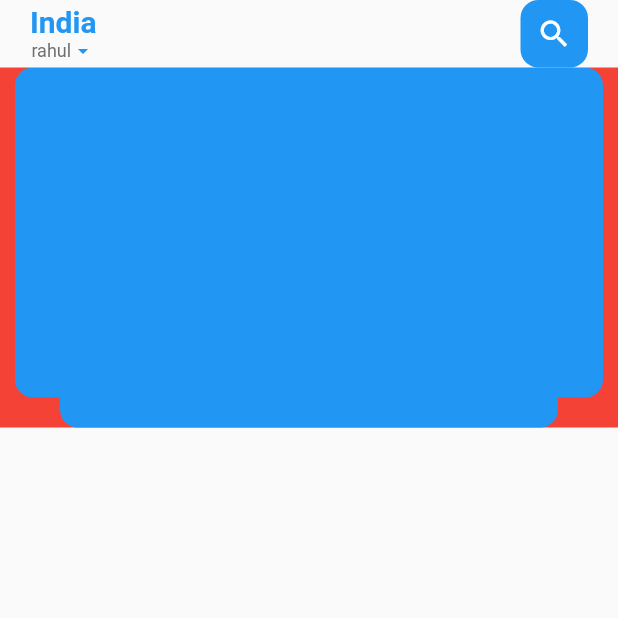
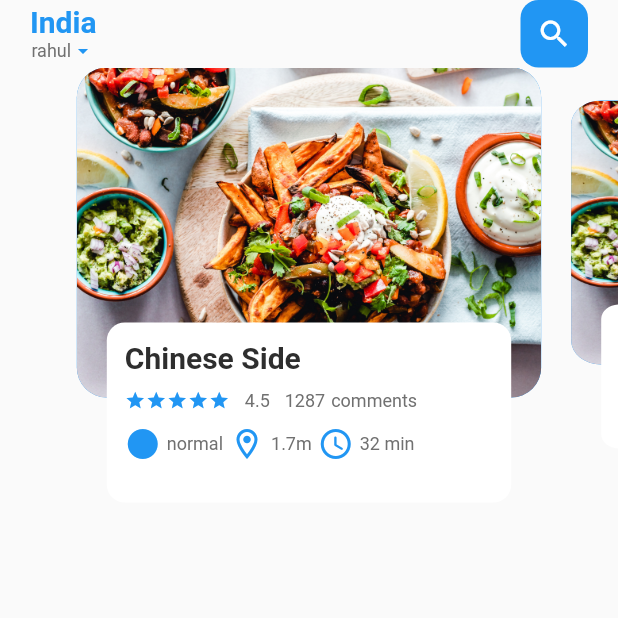
Before and after one commit to rahulasher110/e_commerce_app, a Flutter app: the screen it shows after launch, on a phone screen of 412 x 824 dp, the top half of it. Run offline on Flutter 3.47's test engine with Material 2 defaults, Android fonts, the phone set to English and light mode, and no system bars; our stand-ins replace carousel_slider, get.

Commit message:
make slider in main page

```diff
--- a/lib/dashboard/body_page.dart
+++ b/lib/dashboard/body_page.dart
@@ -1,6 +1,13 @@
+import 'package:carousel_slider/carousel_slider.dart';
+import 'package:e_commerce_app/utils/colors.dart';
+import 'package:e_commerce_app/utils/images.dart';
+import 'package:e_commerce_app/widgets/big_text.dart';
+import 'package:e_commerce_app/widgets/icons_and_text.dart';
+import 'package:e_commerce_app/widgets/small_text.dart';
 import 'package:flutter/material.dart';
 import 'package:flutter/src/widgets/container.dart';
 import 'package:flutter/src/widgets/framework.dart';
+import 'package:get/get.dart';
 
 class MainDashboardBodyPage extends StatefulWidget {
   const MainDashboardBodyPage({super.key});
@@ -10,12 +17,33 @@ class MainDashboardBodyPage extends StatefulWidget {
 }
 
 class _MainDashboardBodyPageState extends State<MainDashboardBodyPage> {
+  PageController pageController = PageController(viewportFraction: 0.8);
+  var _currentPageValue = 0.0;
+  double _scaleFactor = 0.8;
+
+  @override
+  void initState() {
+    pageController.addListener(() {
+      setState(() {
+        _currentPageValue = pageController.page!;
+      });
+    });
+
+    super.initState();
+  }
+
+  @override
+  void dispose() {
+    pageController.dispose();
+    super.dispose();
+  }
+
   @override
   Widget build(BuildContext context) {
     return Container(
-      color: Colors.red,
-      height: 240,
+      height: 320,
       child: PageView.builder(
+          controller: pageController,
           itemCount: 5,
           itemBuilder: (context, position) {
             return _buildPageItem(position);
@@ -24,24 +52,111 @@ class _MainDashboardBodyPageState extends State<MainDashboardBodyPage> {
   }
 
   Widget _buildPageItem(int index) {
-    return Stack(
+    Matrix4 matrix = Matrix4.identity();
+    if (index == _currentPageValue.floor()) {
+      var currScale = 1.0;
+      var currTrans = 220 * (1 - currScale) / 2;
+      matrix = Matrix4.diagonal3Values(1, currScale, 1)
+        ..setTranslationRaw(0, currTrans, 0);
+    } else {
+      var currScale = _scaleFactor;
+      var currTrans = 220 * (1 - currScale) / 2;
+      matrix = Matrix4.diagonal3Values(1, currScale, 1)
+        ..setTranslationRaw(0, currTrans, 0);
+    }
+    return Transform(
+      transform: matrix,
+      child: Stack(
         children: [
-        Container(
+          Align(
+            alignment: Alignment.topCenter,
+            child: Container(
               height: 220,
+              width: Get.width * 0.9,
               margin: const EdgeInsets.symmetric(horizontal: 10),
               decoration: BoxDecoration(
-              borderRadius: BorderRadius.circular(12), color: Colors.blue),
+                  image: const DecorationImage(
+                      image: AssetImage("assets/images/image1.jpg"),
+                      fit: BoxFit.cover),
+                  borderRadius: BorderRadius.circular(20),
+                  color: Colors.blue),
+            ),
           ),
           Align(
             alignment: Alignment.bottomCenter,
             child: Container(
-            height: 140,
-            margin: const EdgeInsets.symmetric(horizontal: 40),
+              height: 120,
+              margin: const EdgeInsets.symmetric(horizontal: 30)
+                  .copyWith(bottom: 30),
               decoration: BoxDecoration(
-                borderRadius: BorderRadius.circular(12), color: Colors.blue),
+                  borderRadius: BorderRadius.circular(12), color: Colors.white),
+              child: Container(
+                padding:
+                    const EdgeInsets.symmetric(horizontal: 12, vertical: 12),
+                child: Column(
+                  crossAxisAlignment: CrossAxisAlignment.start,
+                  children: [
+                    BigText(text: "Chinese Side"),
+                    const SizedBox(
+                      height: 10,
+                    ),
+                    Row(
+                      children: [
+                        Wrap(
+                          children: List.generate(
+                              5,
+                              (index) => const Icon(
+                                    Icons.star,
+                                    color: Colors.blue,
+                                    size: 14,
+                                  )),
+                        ),
+                        const SizedBox(
+                          width: 10,
+                        ),
+                        SmallText(text: "4.5"),
+                        const SizedBox(
+                          width: 10,
+                        ),
+                        SmallText(text: "1287"),
+                        const SizedBox(
+                          width: 4,
+                        ),
+                        SmallText(text: "comments")
+                      ],
+                    ),
+                    const SizedBox(
+                      height: 10,
+                    ),
+                    Row(
+                      children: const [
+                        IconsAndTextWidget(
+                            icon: Icons.circle,
+                            text: "normal",
+                            iconColor: Colors.blue),
+                        SizedBox(
+                          width: 4,
+                        ),
+                        IconsAndTextWidget(
+                            icon: Icons.location_on_outlined,
+                            text: "1.7m",
+                            iconColor: Colors.blue),
+                        SizedBox(
+                          width: 4,
+                        ),
+                        IconsAndTextWidget(
+                            icon: Icons.access_time_rounded,
+                            text: "32 min",
+                            iconColor: Colors.blue)
+                      ],
+                    )
+                  ],
+                ),
+              ),
             ),
           ),
         ],
+      ),
     );
   }
 }
--- /dev/null
+++ b/lib/utils/images.dart
@@ -0,0 +1,7 @@
+class AppAssets {
+  static const _imagesPath = 'assets/images';
+  static const _assetsExtension = '.png';
+  static const _iconsPath = 'assets/icons';
+
+  static const image1 = '$_imagesPath/image1.jpg';
+}
--- /dev/null
+++ b/lib/widgets/icons_and_text.dart
@@ -0,0 +1,34 @@
+import 'package:e_commerce_app/widgets/small_text.dart';
+import 'package:flutter/material.dart';
+import 'package:flutter/src/widgets/container.dart';
+import 'package:flutter/src/widgets/framework.dart';
+import 'package:get/get_connect/http/src/utils/utils.dart';
+
+class IconsAndTextWidget extends StatelessWidget {
+  final IconData icon;
+  final String text;
+  final Color iconColor;
+  const IconsAndTextWidget(
+      {super.key,
+      required this.icon,
+      required this.text,
+      required this.iconColor});
+
+  @override
+  Widget build(BuildContext context) {
+    return Row(
+      children: [
+        Icon(
+          icon,
+          color: iconColor,
+        ),
+        const SizedBox(
+          width: 4,
+        ),
+        SmallText(
+          text: text,
+        )
+      ],
+    );
+  }
+}
```
Also changed, not shown: pubspec.yaml (+4 -3 lines), assets/images/image1.jpg (added), pubspec.lock. Lines whose indentation alone changed are shown as unchanged.
